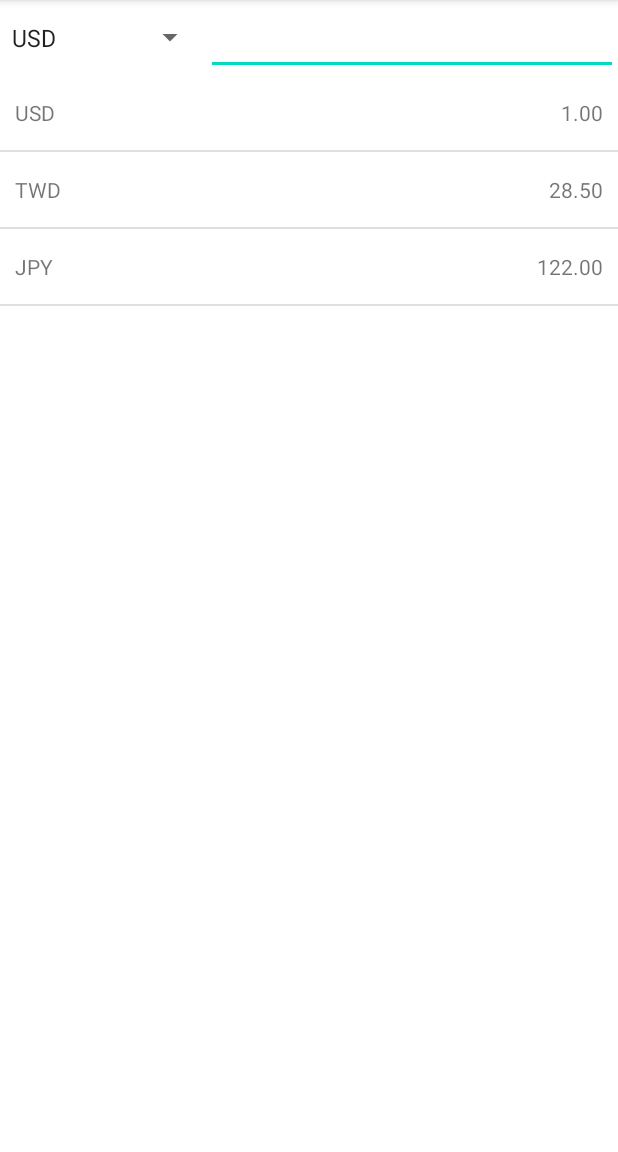
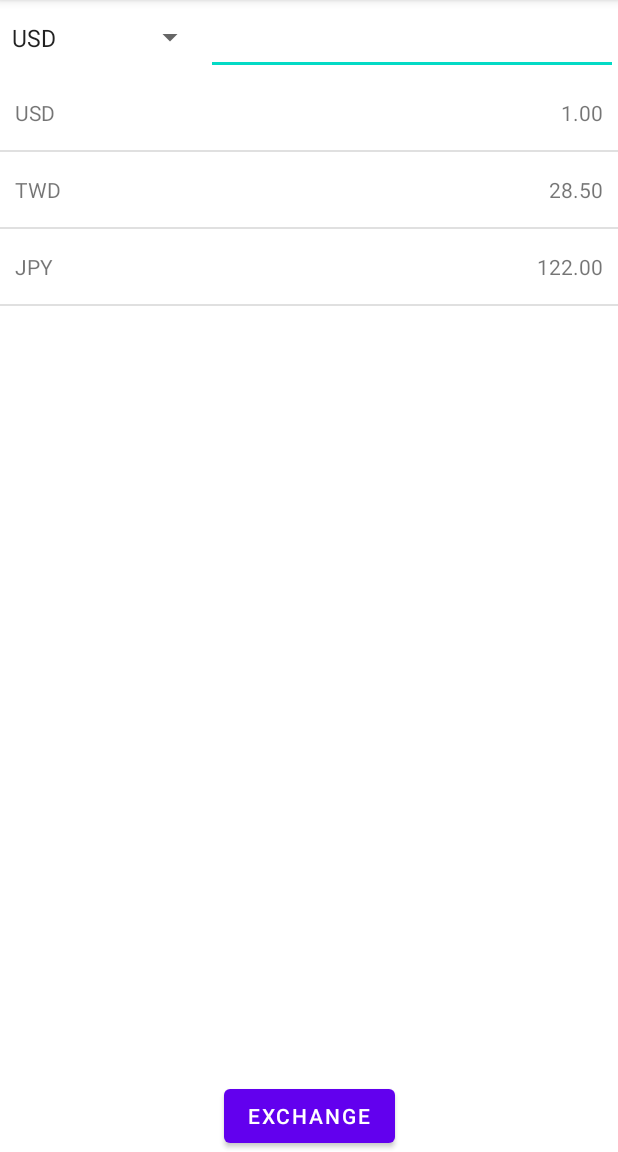
Before and after one commit to hardycheng-github/AndroidTraining1, an Android app: the screen it shows after launch (MainActivity), on a phone screen of 412 x 824 dp, the part 84-1236 px from its top. Run offline under Robolectric (Android 15) with nearby library versions, the phone set to English and light mode, and no system bars.

Commit message:
add exchange button

```diff
--- a/app/src/main/java/com/example/androidtraining1/MainActivity.java
+++ b/app/src/main/java/com/example/androidtraining1/MainActivity.java
@@ -4,7 +4,9 @@ import androidx.appcompat.app.AppCompatActivity;
 
 import android.content.Context;
 import android.os.Bundle;
+import android.util.Log;
 import android.widget.Adapter;
+import android.widget.Button;
 import android.widget.EditText;
 import android.widget.ListAdapter;
 import android.widget.ListView;
@@ -20,11 +22,12 @@ import java.util.List;
 import java.util.Map;
 
 public class MainActivity extends AppCompatActivity {
-
+    private static final String TAG = MainActivity.class.getSimpleName();
     Context mContext;
     CurrencyUtil mCurrencyUtil;
     Spinner currency_type;
     EditText currency_value;
+    Button btn_exchange;
     ListView list_exchange;
     ExchangeAdapter list_exchange_adapter;
     List<Map<String, Object>> items_exchange = new ArrayList<>();
@@ -35,6 +38,7 @@ public class MainActivity extends AppCompatActivity {
         setContentView(R.layout.activity_main);
         mContext = this;
         initView();
+        initListener();
         initUtil();
         initExchangeList();
     }
@@ -43,6 +47,31 @@ public class MainActivity extends AppCompatActivity {
         currency_type = findViewById(R.id.currency_type);
         currency_value = findViewById(R.id.currency_value);
         list_exchange = findViewById(R.id.list_exchange);
+        btn_exchange = findViewById(R.id.btn_exchange);
+    }
+
+    private void initListener(){
+        btn_exchange.setOnClickListener(v->{
+            Currency currency = mCurrencyUtil.cUSD;
+            switch (currency_type.getSelectedItemPosition()){
+                case 0:
+                    currency = mCurrencyUtil.cUSD;
+                    break;
+                case 1:
+                    currency = mCurrencyUtil.cTWD;
+                    break;
+                case 2:
+                    currency = mCurrencyUtil.cJPY;
+                    break;
+            }
+            double amount = 0.0;
+            try {
+                amount = Integer.valueOf(currency_value.getText().toString());
+            } catch (Exception e) {
+                currency_value.setText("0");
+            }
+            list_exchange_adapter.updateBaseCurrencyAndAmount(currency, amount);
+        });
     }
 
     private void initUtil(){
--- a/app/src/main/res/layout/activity_main.xml
+++ b/app/src/main/res/layout/activity_main.xml
@@ -35,8 +35,20 @@
         android:id="@+id/list_exchange"
         android:layout_width="match_parent"
         android:layout_height="0dp"
-        tools:listitem="@layout/item_exchange"
+        app:layout_constraintBottom_toTopOf="@id/btn_exchange"
         app:layout_constraintTop_toBottomOf="@id/currency_type"
-        app:layout_constraintBottom_toBottomOf="parent"></ListView>
+        app:layout_constraintVertical_bias="1.0"
+        tools:layout_editor_absoluteX="-34dp"
+        tools:listitem="@layout/item_exchange">
+    </ListView>
+
+    <Button
+        android:id="@+id/btn_exchange"
+        android:layout_width="wrap_content"
+        android:layout_height="wrap_content"
+        android:text="Exchange"
+        app:layout_constraintStart_toStartOf="parent"
+        app:layout_constraintEnd_toEndOf="parent"
+        app:layout_constraintBottom_toBottomOf="parent" />
 
 </androidx.constraintlayout.widget.ConstraintLayout>
```
